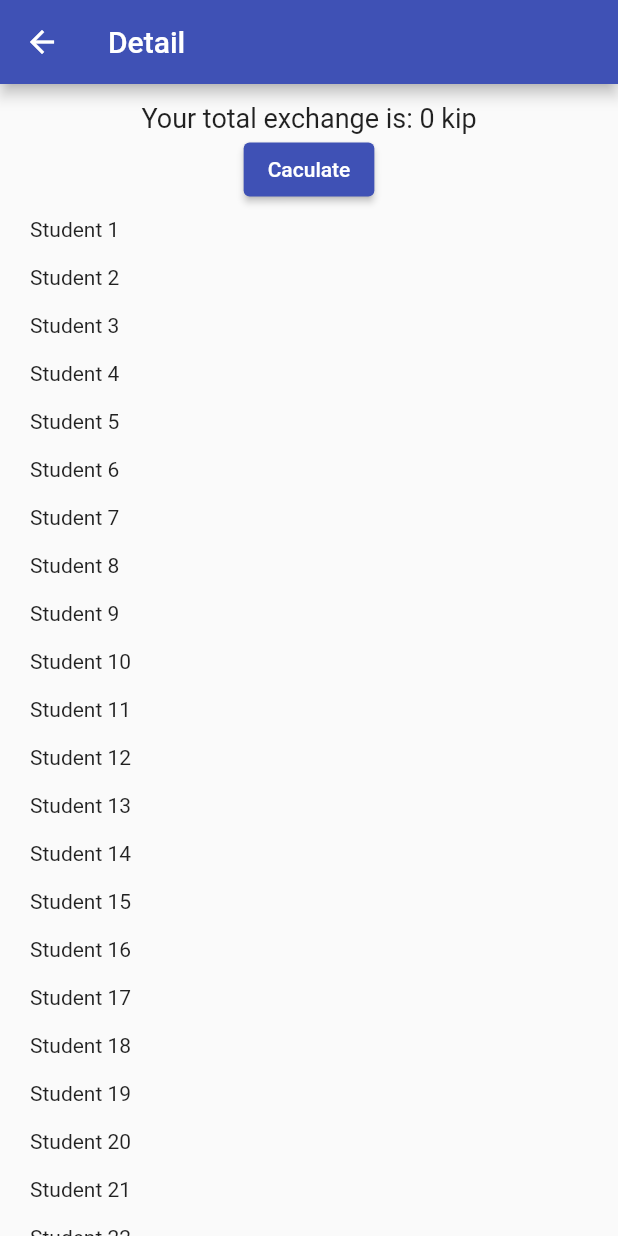
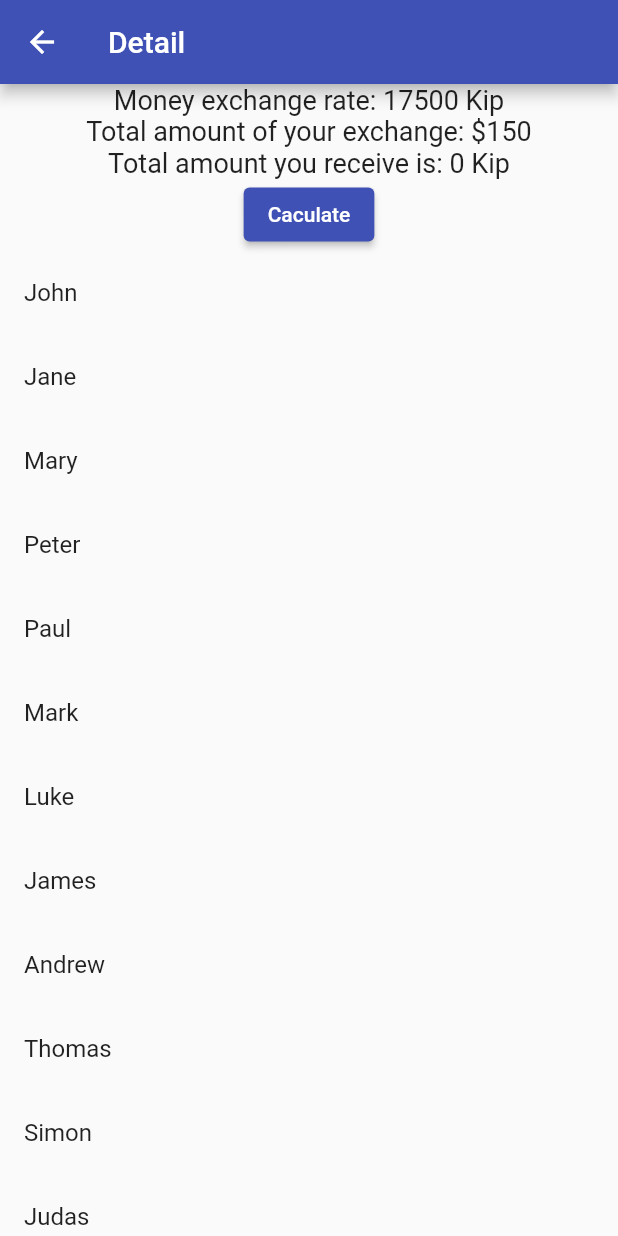
Before and after one commit to saypadith/flutter_class_ceit_2022, a Flutter app: the DetailScreen screen opened directly, on a phone screen of 412 x 824 dp. Run offline on Flutter 3.47's test engine with Material 2 defaults, Android fonts, the phone set to English and light mode, and no system bars; network calls fail.

Commit message:
add list

```diff
--- a/lib/screens/detail.dart
+++ b/lib/screens/detail.dart
@@ -8,58 +8,57 @@ class DetailScreen extends StatefulWidget {
 }
 
 class _DetailScreenState extends State<DetailScreen> {
-  final int rate = 17500;
-  final int amount = 100;
+  int rate = 17500;
+  int amount = 150;
   int total = 0;
-
-  // create student list with fullname and student id
-
-  final List students = [
-    "Student 1",
-    "Student 2",
-    "Student 3",
-    "Student 4",
-    "Student 5",
-    "Student 6",
-    "Student 7",
-    "Student 8",
-    "Student 9",
-    "Student 10",
-    "Student 11",
-    "Student 12",
-    "Student 13",
-    "Student 14",
-    "Student 15",
-    "Student 16",
-    "Student 17",
-    "Student 18",
-    "Student 19",
-    "Student 20",
-    "Student 21",
-    "Student 22",
-    "Student 23",
-    "Student 24",
-    "Student 25",
-    "Student 26",
-    "Student 27",
-    "Student 28",
-    "Student 29",
+  // create a list of students
+  List students = [
+    "John",
+    "Jane",
+    "Mary",
+    "Peter",
+    "Paul",
+    "Mark",
+    "Luke",
+    "James",
+    "Andrew",
+    "Thomas",
+    "Simon",
+    "Judas",
+    "Matthew",
+    "James",
+    "John",
+    "Philip",
+    "Bartholomew",
+    "Thomas",
+    "Matthew",
+    "James",
+    "Simon",
+    "Judas",
+    "John",
+    "James",
   ];
 
   @override
   Widget build(BuildContext context) {
     return Scaffold(
-      appBar: AppBar(
-        title: const Text('Detail'),
-      ),
-      body: SingleChildScrollView(
-        child: Padding(
-          padding: const EdgeInsets.all(12.0),
+        appBar: AppBar(
+          title: const Text('Detail'),
+        ),
+        body: SingleChildScrollView(
           child: Center(
             child: Column(
               children: [
                 Text(
-                  "Your total exchange is: $total kip",
+                  "Money exchange rate: $rate Kip",
+                  style: TextStyle(fontSize: 18),
+                ),
+                Text(
+                  "Total amount of your exchange: \$$amount",
+                  style: TextStyle(fontSize: 18),
+                ),
+                Text(
+                  "Total amount you receive is: $total Kip",
                   style: TextStyle(fontSize: 18),
                 ),
                 ElevatedButton(
@@ -71,19 +70,16 @@ class _DetailScreenState extends State<DetailScreen> {
                   child: Text("Caculate"),
                 ),
                 ListView.builder(
+                    itemCount: students.length,
                     shrinkWrap: true,
-                    itemCount: students.length,
                     itemBuilder: (context, index) {
-                      return Padding(
-                        padding: const EdgeInsets.all(8.0),
-                        child: Text(students[index]),
+                      return ListTile(
+                        title: Text(students[index]),
                       );
                     })
               ],
             ),
           ),
-        ),
-      ),
-    );
+        ));
   }
 }
```
